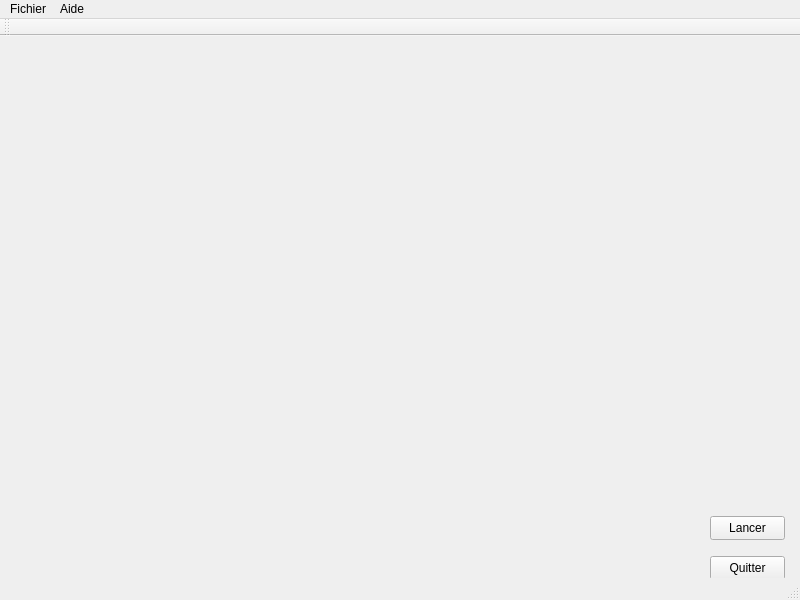
Qt form apps/ETMI_Gui/ui_etmi.ui (Institut-clement-ader/ETMI) before a commit.
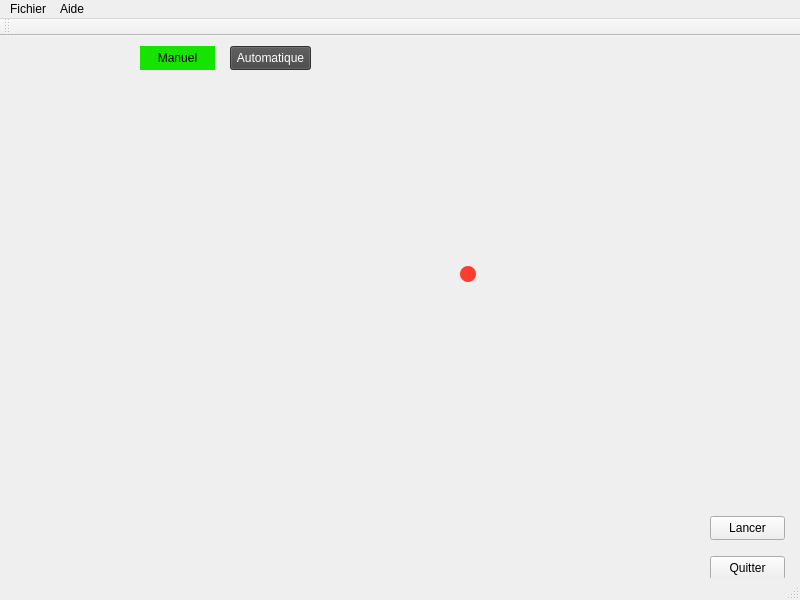
The same form after that commit.

```diff
--- a/apps/ETMI_Gui/ui_etmi.ui
+++ b/apps/ETMI_Gui/ui_etmi.ui
@@ -43,6 +43,65 @@
      <string>Lancer</string>
     </property>
    </widget>
+   <widget class="QPushButton" name="btnManual">
+    <property name="geometry">
+     <rect>
+      <x>140</x>
+      <y>10</y>
+      <width>75</width>
+      <height>24</height>
+     </rect>
+    </property>
+    <property name="styleSheet">
+     <string notr="true">background-color: rgb(23, 227, 0);
+border:0;
+</string>
+    </property>
+    <property name="text">
+     <string>Manuel</string>
+    </property>
+   </widget>
+   <widget class="QPushButton" name="btnAuto">
+    <property name="geometry">
+     <rect>
+      <x>230</x>
+      <y>10</y>
+      <width>81</width>
+      <height>24</height>
+     </rect>
+    </property>
+    <property name="styleSheet">
+     <string notr="true">background-color: rgb(69, 69, 69);
+color: rgb(255, 255, 255);</string>
+    </property>
+    <property name="text">
+     <string>Automatique</string>
+    </property>
+   </widget>
+   <widget class="QFrame" name="frame">
+    <property name="geometry">
+     <rect>
+      <x>460</x>
+      <y>230</y>
+      <width>16</width>
+      <height>16</height>
+     </rect>
+    </property>
+    <property name="styleSheet">
+     <string notr="true">QFrame{
+	border-radius: 8px;
+	
+	background-color: rgb(255, 61, 47);
+}
+</string>
+    </property>
+    <property name="frameShape">
+     <enum>QFrame::StyledPanel</enum>
+    </property>
+    <property name="frameShadow">
+     <enum>QFrame::Raised</enum>
+    </property>
+   </widget>
   </widget>
   <widget class="QMenuBar" name="menubar">
    <property name="geometry">
```
